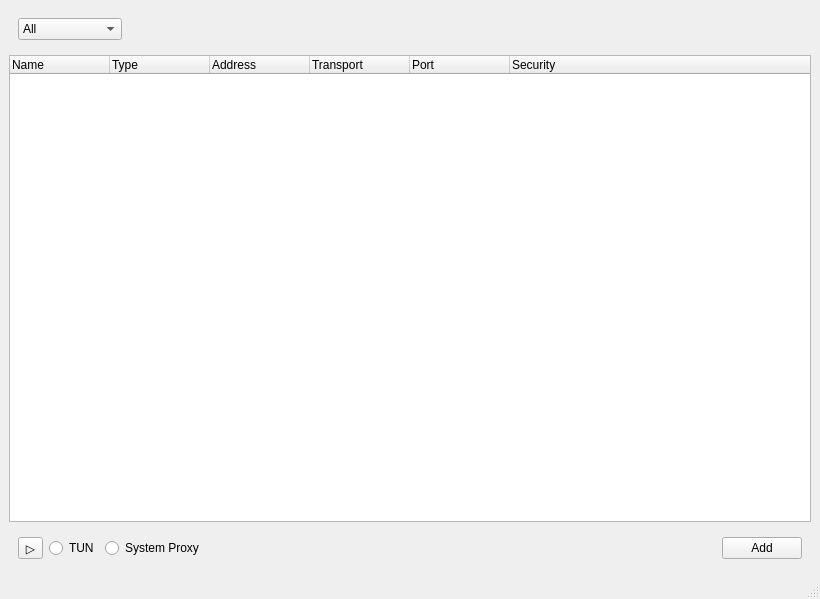
Above: desktop/design/form/mainwindow.ui from Sangiria/go-proxy before the change. Below: the same form after it.
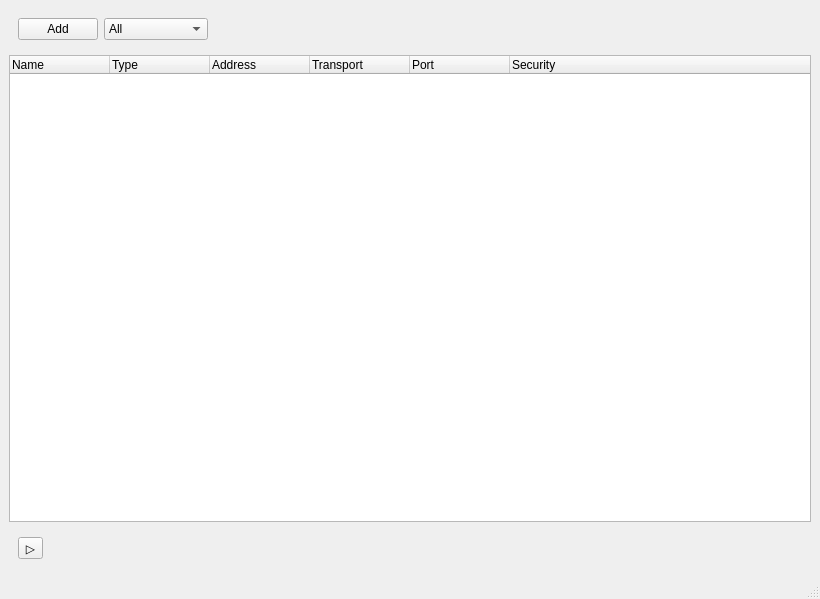
That is the form after the change.

Commit message: chore: mainwindow ui fix

The edit to the form file:
```diff
--- a/desktop/design/form/mainwindow.ui
+++ b/desktop/design/form/mainwindow.ui
@@ -33,6 +33,16 @@
        <string notr="true"/>
       </property>
       <layout class="QHBoxLayout" name="horizontalLayout">
+       <item>
+        <widget class="QPushButton" name="btnAdd">
+         <property name="styleSheet">
+          <string notr="true"/>
+         </property>
+         <property name="text">
+          <string>Add</string>
+         </property>
+        </widget>
+       </item>
        <item>
         <widget class="QComboBox" name="typeCBox">
          <item>
@@ -115,26 +125,6 @@
          </property>
         </widget>
        </item>
-       <item>
-        <widget class="QRadioButton" name="rdbtnTun">
-         <property name="text">
-          <string>TUN</string>
-         </property>
-         <property name="autoExclusive">
-          <bool>false</bool>
-         </property>
-        </widget>
-       </item>
-       <item>
-        <widget class="QRadioButton" name="rdbtnSysProxy">
-         <property name="text">
-          <string>System Proxy</string>
-         </property>
-         <property name="autoExclusive">
-          <bool>false</bool>
-         </property>
-        </widget>
-       </item>
        <item>
         <spacer name="horizontalSpacer_2">
          <property name="orientation">
@@ -148,16 +138,6 @@
          </property>
         </spacer>
        </item>
-       <item>
-        <widget class="QPushButton" name="btnAdd">
-         <property name="styleSheet">
-          <string notr="true"/>
-         </property>
-         <property name="text">
-          <string>Add</string>
-         </property>
-        </widget>
-       </item>
       </layout>
      </widget>
     </item>
```
The commit also changes 1 other file.
